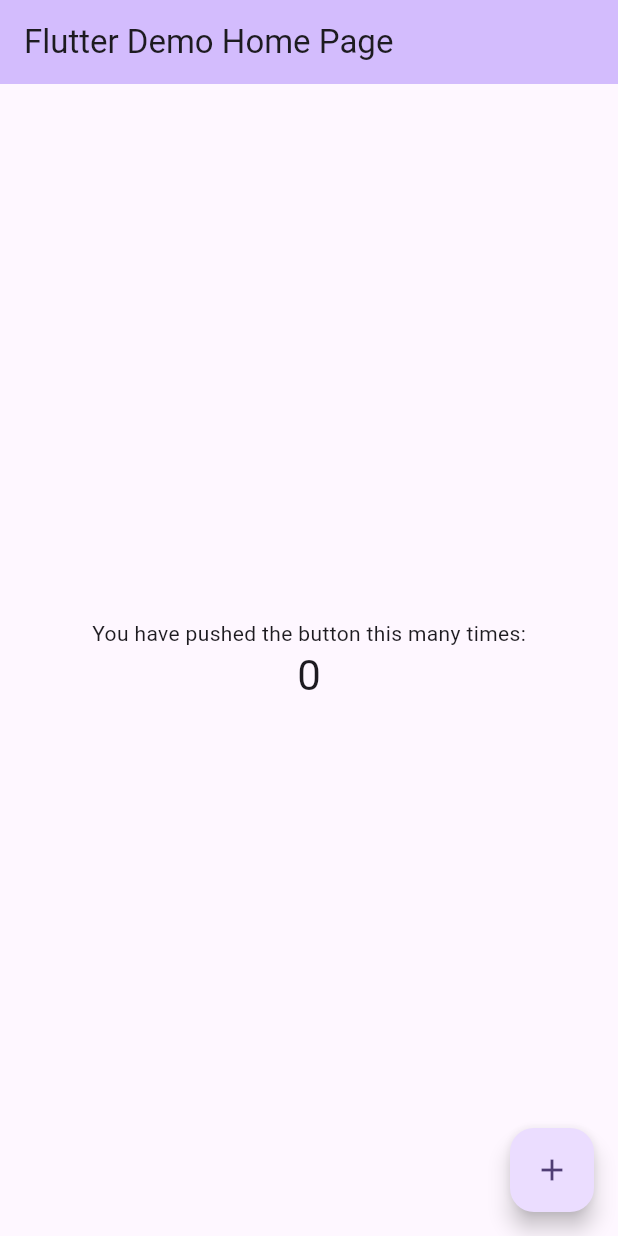
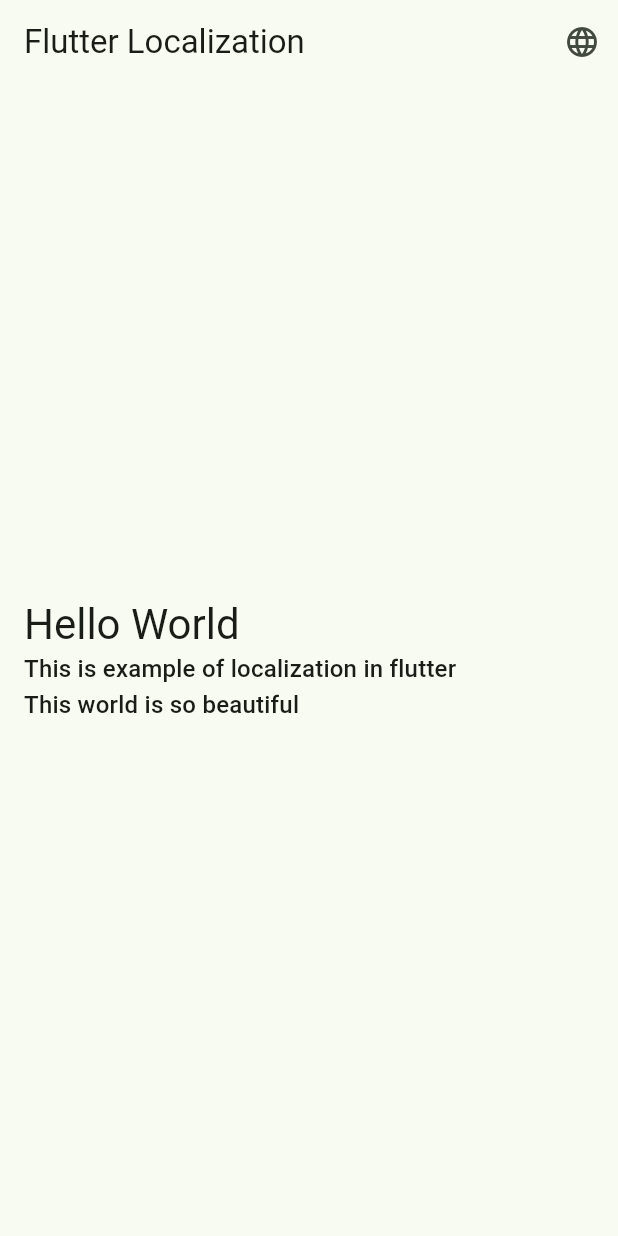
Before and after one commit to Whosml/app_006_learn_bloc_localization, a Flutter app: the screen it shows after launch, on a phone screen of 412 x 824 dp. Run offline on Flutter 3.47's test engine with Material 3 defaults, Android fonts, the phone set to English and light mode, and no system bars; our stand-ins replace bloc, equatable, flutter_bloc, shared_preferences.

Commit message:
001 Done

```diff
--- /dev/null
+++ b/devtools_options.yaml
@@ -0,0 +1,3 @@
+description: This file stores settings for Dart & Flutter DevTools.
+documentation: https://docs.flutter.dev/tools/devtools/extensions#configure-extension-enablement-states
+extensions:
--- /dev/null
+++ b/lib/bloc/localization_bloc.dart
@@ -0,0 +1,39 @@
+import 'dart:ui';
+
+import 'package:bloc/bloc.dart';
+import 'package:equatable/equatable.dart';
+import 'package:shared_preferences/shared_preferences.dart';
+
+part 'localization_event.dart';
+part 'localization_state.dart';
+
+class LocalizationBloc extends Bloc<LocalizationEvent, LocalizationState> {
+  LocalizationBloc() : super(LocalizationState.initial()) {
+    on<LoadSavedLocalization>(getLanguage);
+    on<LoadLocalization>(changeLanguage);
+  }
+
+  void changeLanguage(LoadLocalization event, Emitter<LocalizationState> emit){
+    if (event.locale == state.locale) return;
+    saveLocale(event.locale);
+    emit(LocalizationState(event.locale));
+  }
+
+  Future<void> getLanguage(LoadSavedLocalization event, Emitter<LocalizationState> emit) async {
+    Locale saveLocale = await getLocale();
+    emit(LocalizationState(saveLocale));
+  }
+
+  saveLocale(Locale locale) async {
+    SharedPreferences prefs = await SharedPreferences.getInstance();
+    prefs.setString('language', locale.languageCode);
+  }
+
+  Future<Locale> getLocale() async {
+    SharedPreferences prefs = await SharedPreferences.getInstance();
+    String languageCode = prefs.getString('language') ?? 'en';
+    print(languageCode);
+    return Locale(languageCode);
+  }
+
+}
--- /dev/null
+++ b/lib/bloc/localization_event.dart
@@ -0,0 +1,18 @@
+part of 'localization_bloc.dart';
+
+sealed class LocalizationEvent extends Equatable {
+  const LocalizationEvent();
+
+  @override
+  List<Object> get props => [];
+}
+
+class LoadLocalization extends LocalizationEvent {
+  final Locale locale;
+  const LoadLocalization(this.locale);
+
+  @override
+  List<Object> get props => [locale];
+}
+
+class LoadSavedLocalization extends LocalizationEvent {}
--- /dev/null
+++ b/lib/bloc/localization_state.dart
@@ -0,0 +1,17 @@
+part of 'localization_bloc.dart';
+
+class LocalizationState extends Equatable {
+  final Locale locale;
+  const LocalizationState(this.locale);
+
+  factory LocalizationState.initial(){
+    return const LocalizationState(Locale('en'));
+  }
+
+  LocalizationState copyWith(Locale locale){
+    return LocalizationState(locale ?? this.locale);
+  }
+
+  @override
+  List<Object> get props => [locale];
+}
--- /dev/null
+++ b/lib/l10n/intl_ar.arb
@@ -0,0 +1,7 @@
+{
+    "name": "فلاتر لوكاليزيشن",
+    "hello_world": "مرحبا بالعالم",
+    "example_text": "هذا مثال على التوطين في الرفرفة",
+    "world_text": "هذا العالم جميل جداً",
+    "language": "لغة"
+}
--- /dev/null
+++ b/lib/l10n/intl_en.arb
@@ -0,0 +1,7 @@
+{
+    "name": "Flutter Localization",
+    "hello_world": "Hello World",
+    "example_text": "This is example of localization in flutter",
+    "world_text": "This world is so beautiful",
+    "language": "Language"
+}
--- /dev/null
+++ b/lib/l10n/intl_hi.arb
@@ -0,0 +1,7 @@
+{
+    "name": "फ़्लटर लोकलाइजेशन",
+    "hello_world": "नमस्ते दुनिया",
+    "example_text": "यह स्पंदन में स्थानीयकरण का उदाहरण है",
+    "world_text": "ये दुनिया बहुत खूबसूरत है",
+    "language": "भाषा"
+}
--- a/lib/main.dart
+++ b/lib/main.dart
@@ -1,7 +1,15 @@
+import 'package:app_006_learn_bloc_localization/bloc/localization_bloc.dart';
+import 'package:app_006_learn_bloc_localization/generated/l10n.dart';
+import 'package:app_006_learn_bloc_localization/screen/home_screen.dart';
 import 'package:flutter/material.dart';
+import 'package:flutter_bloc/flutter_bloc.dart';
+import 'package:flutter_localizations/flutter_localizations.dart';
 
 void main() {
-  runApp(const MyApp());
+  runApp(BlocProvider(
+    create: (context) => LocalizationBloc()..add(LoadSavedLocalization()),
+    child: const MyApp(),
+  ));
 }
 
 class MyApp extends StatelessWidget {
@@ -10,116 +18,26 @@ class MyApp extends StatelessWidget {
   // This widget is the root of your application.
   @override
   Widget build(BuildContext context) {
-    return MaterialApp(
-      title: 'Flutter Demo',
-      theme: ThemeData(
-        // This is the theme of your application.
-        //
-        // TRY THIS: Try running your application with "flutter run". You'll see
-        // the application has a purple toolbar. Then, without quitting the app,
-        // try changing the seedColor in the colorScheme below to Colors.green
-        // and then invoke "hot reload" (save your changes or press the "hot
-        // reload" button in a Flutter-supported IDE, or press "r" if you used
-        // the command line to start the app).
-        //
-        // Notice that the counter didn't reset back to zero; the application
-        // state is not lost during the reload. To reset the state, use hot
-        // restart instead.
-        //
-        // This works for code too, not just values: Most code changes can be
-        // tested with just a hot reload.
-        colorScheme: ColorScheme.fromSeed(seedColor: Colors.deepPurple),
-        useMaterial3: true,
-      ),
-      home: const MyHomePage(title: 'Flutter Demo Home Page'),
+    return BlocBuilder<LocalizationBloc, LocalizationState>(
+      builder: (context, state) {
+        return MaterialApp(
+          debugShowCheckedModeBanner: false,
+          title: 'Flutter Demo',
+          theme: ThemeData(
+            colorScheme: ColorScheme.fromSeed(seedColor: Colors.green),
+            useMaterial3: true,
+          ),
+          localizationsDelegates: const [
+            S.delegate,
+            GlobalMaterialLocalizations.delegate,
+            GlobalWidgetsLocalizations.delegate,
+            GlobalCupertinoLocalizations.delegate
+          ],
+          supportedLocales: S.delegate.supportedLocales,
+          locale: state.locale,
+          home: const HomeScreen(),
+        );
+      },
     );
   }
 }
-
-class MyHomePage extends StatefulWidget {
-  const MyHomePage({super.key, required this.title});
-
-  // This widget is the home page of your application. It is stateful, meaning
-  // that it has a State object (defined below) that contains fields that affect
-  // how it looks.
-
-  // This class is the configuration for the state. It holds the values (in this
-  // case the title) provided by the parent (in this case the App widget) and
-  // used by the build method of the State. Fields in a Widget subclass are
-  // always marked "final".
-
-  final String title;
-
-  @override
-  State<MyHomePage> createState() => _MyHomePageState();
-}
-
-class _MyHomePageState extends State<MyHomePage> {
-  int _counter = 0;
-
-  void _incrementCounter() {
-    setState(() {
-      // This call to setState tells the Flutter framework that something has
-      // changed in this State, which causes it to rerun the build method below
-      // so that the display can reflect the updated values. If we changed
-      // _counter without calling setState(), then the build method would not be
-      // called again, and so nothing would appear to happen.
-      _counter++;
-    });
-  }
-
-  @override
-  Widget build(BuildContext context) {
-    // This method is rerun every time setState is called, for instance as done
-    // by the _incrementCounter method above.
-    //
-    // The Flutter framework has been optimized to make rerunning build methods
-    // fast, so that you can just rebuild anything that needs updating rather
-    // than having to individually change instances of widgets.
-    return Scaffold(
-      appBar: AppBar(
-        // TRY THIS: Try changing the color here to a specific color (to
-        // Colors.amber, perhaps?) and trigger a hot reload to see the AppBar
-        // change color while the other colors stay the same.
-        backgroundColor: Theme.of(context).colorScheme.inversePrimary,
-        // Here we take the value from the MyHomePage object that was created by
-        // the App.build method, and use it to set our appbar title.
-        title: Text(widget.title),
-      ),
-      body: Center(
-        // Center is a layout widget. It takes a single child and positions it
-        // in the middle of the parent.
-        child: Column(
-          // Column is also a layout widget. It takes a list of children and
-          // arranges them vertically. By default, it sizes itself to fit its
-          // children horizontally, and tries to be as tall as its parent.
-          //
-          // Column has various properties to control how it sizes itself and
-          // how it positions its children. Here we use mainAxisAlignment to
-          // center the children vertically; the main axis here is the vertical
-          // axis because Columns are vertical (the cross axis would be
-          // horizontal).
-          //
-          // TRY THIS: Invoke "debug painting" (choose the "Toggle Debug Paint"
-          // action in the IDE, or press "p" in the console), to see the
-          // wireframe for each widget.
-          mainAxisAlignment: MainAxisAlignment.center,
-          children: <Widget>[
-            const Text(
-              'You have pushed the button this many times:',
-            ),
-            Text(
-              '$_counter',
-              style: Theme.of(context).textTheme.headlineMedium,
-            ),
-          ],
-        ),
-      ),
-      floatingActionButton: FloatingActionButton(
-        onPressed: _incrementCounter,
-        tooltip: 'Increment',
-        child: const Icon(Icons.add),
-      ), // This trailing comma makes auto-formatting nicer for build methods.
-    );
-  }
-}
--- /dev/null
+++ b/lib/screen/home_screen.dart
@@ -0,0 +1,37 @@
+import 'package:app_006_learn_bloc_localization/generated/l10n.dart';
+import 'package:app_006_learn_bloc_localization/screen/language_screen.dart';
+import 'package:flutter/material.dart';
+
+class HomeScreen extends StatelessWidget {
+  const HomeScreen({super.key});
+
+  @override
+  Widget build(BuildContext context) {
+    return Scaffold(
+      appBar: AppBar(
+        title: Text(S.current.name),
+        actions: [IconButton(
+          onPressed: (){
+            Navigator.push(context, MaterialPageRoute(builder: (context) {
+              return const LanguageScreen();
+          }));
+          },
+          icon: const Icon(Icons.language)
+        )],
+      ),
+      body  : Container(
+        width  : double.infinity,
+        padding: const EdgeInsets.symmetric(horizontal: 16.0),
+        child  : Column(
+          mainAxisAlignment : MainAxisAlignment.center,
+          crossAxisAlignment: CrossAxisAlignment.start,
+          children: [
+            Text(S.current.hello_world,  style: Theme.of(context).textTheme.headlineMedium),
+            Text(S.current.example_text, style: Theme.of(context).textTheme.titleMedium),
+            Text(S.current.world_text,   style: Theme.of(context).textTheme.titleMedium),
+          ],
+        )
+      ),
+    );
+  }
+}
--- /dev/null
+++ b/lib/screen/model/model.dart
@@ -0,0 +1,16 @@
+class LanguageModel {
+  String language;
+  String subLanguage;
+  String languageCode;
+  LanguageModel({
+    required this.language,
+    required this.subLanguage,
+    required this.languageCode
+  });
+}
+
+List<LanguageModel> get languageModel => [
+  LanguageModel(language: 'عربي',    subLanguage: 'Arabic', languageCode: 'ar'),
+  LanguageModel(language: 'English', subLanguage: 'English', languageCode: 'en'),
+  LanguageModel(language: 'हिंदी',     subLanguage: 'Hindi', languageCode: 'hi'),
+];
```
Also changed, not shown: lib/screen/language_screen.dart (added, +38 -0 lines), misplashscreenpubspec.yaml (added, +149 -0 lines), pubspec.yaml (+10 -0 lines), lib/generated/intl/messages_all.dart (added), lib/generated/intl/messages_ar.dart (added), lib/generated/intl/messages_en.dart (added), lib/generated/intl/messages_hi.dart (added), lib/generated/l10n.dart (added), pubspec.lock, 1 other file.
